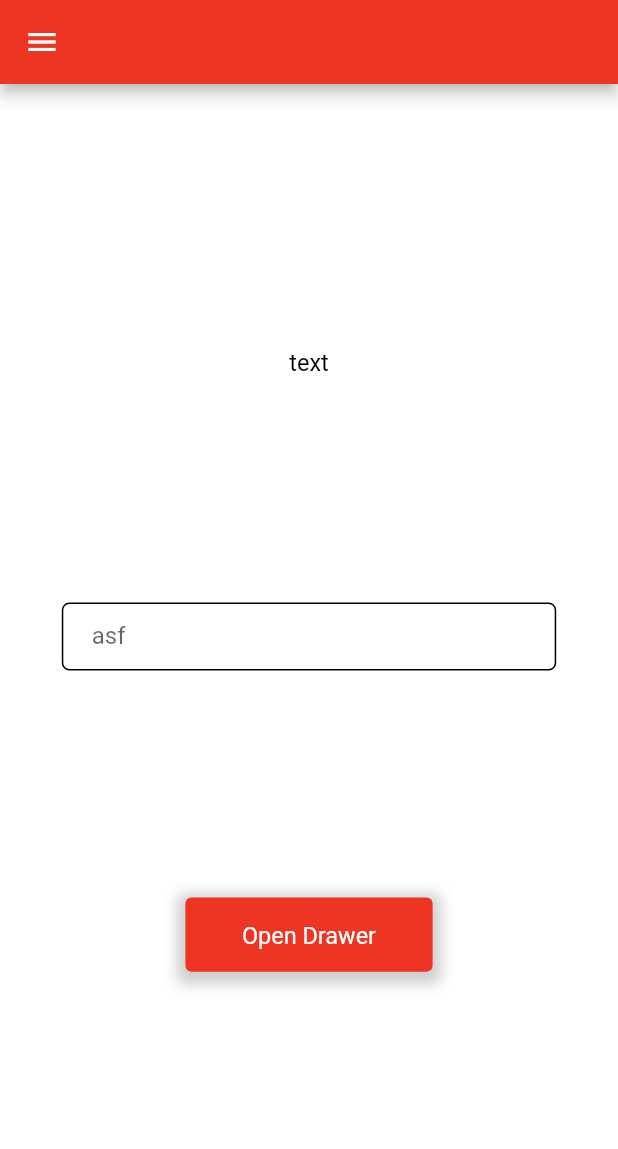
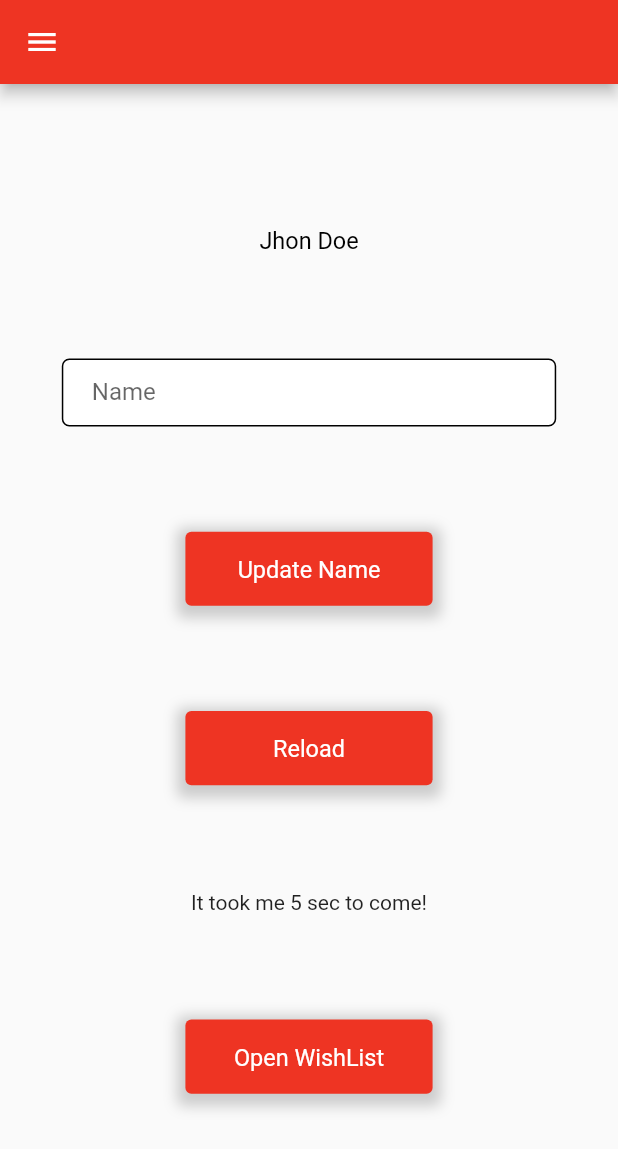
Before and after one commit to M-Talha4/Flutter, a Flutter app: the screen it shows after launch, on a phone screen of 412 x 824 dp. Shown: the top 1149 px of the screen. Run offline on Flutter 3.47's test engine with Material 2 defaults, Android fonts, the phone set to English and light mode, and no system bars; our stand-ins replace get.

Commit message:
update 08 10 2023

```diff
--- /dev/null
+++ b/lib/controller/homescreen_controller.dart
@@ -0,0 +1,67 @@
+import 'dart:math';
+import 'package:flutter/material.dart';
+import 'package:get/get.dart';
+import '../views/home/homecreen.dart';
+import '../views/wishlist.dart';
+
+class HomeScreenController extends GetxController {
+  // static GetxController get to => Get.find();
+
+  late List<Widget> pages;
+  late Widget content;
+
+  @override
+  void onInit() {
+    super.onInit();
+    pages = [
+      const HomeScreen(),
+      const WishList(),
+    ];
+    content = pages[0];
+  }
+
+  void setCurrentPage(String page) {
+    switch (page) {
+      case "home":
+        content = pages[0];
+        break;
+      case "wishlist":
+        content = pages[1];
+        break;
+      default:
+        content = pages[0];
+    }
+    update(); // Call update to inform GetX that the state has changed.
+  }
+
+// Home Screen ...........................................................................
+
+  var name = "Jhon Doe".obs;
+  updateName(value) {
+    name = value;
+    update();
+  }
+
+  late Future<String> lazyValue = alwaysLate(); //State variable for our future
+
+  Future<String> alwaysLate() {
+    Duration duration = Duration(
+      seconds: 3 + Random().nextInt(7),
+    );
+    return Future.delayed(
+        duration, () => "It took me ${duration.inSeconds} sec to come!");
+  }
+
+  // Wishlist Screen ..............................................
+
+  var count = 0;
+  increment() {
+    count++;
+    update();
+  }
+
+  decrement() {
+    count--;
+    update();
+  }
+}
--- a/lib/routes/routes.dart
+++ b/lib/routes/routes.dart
@@ -1,7 +1,7 @@
-import 'package:flutter_git/views/wishlist.dart';
-import 'package:flutter_git/widgets/custom_drawer.dart';
+import '../views/wishlist.dart';
+import '../widgets/custom_drawer.dart';
+import '../views/home.dart';
 import 'package:get/get_navigation/get_navigation.dart';
-import '../views/homescreen.dart';
 import 'routes_name.dart';
 
 class AppRoutes {
@@ -13,13 +13,13 @@ class AppRoutes {
     ),
     GetPage(
       name: Routes.home,
-      page: () => const HomeScreen(),
-      transition: Transition.leftToRight,
+      page: () => const Home(),
+      transition: Transition.noTransition,
     ),
     GetPage(
       name: Routes.wishlist,
       page: () => const WishList(),
-      transition: Transition.leftToRight,
+      transition: Transition.zoom,
     ),
   ];
 }
--- /dev/null
+++ b/lib/views/home.dart
@@ -0,0 +1,28 @@
+import 'package:flutter/material.dart';
+import 'package:get/get.dart';
+import '../utils/colors.dart';
+import '../widgets/custom_drawer.dart';
+import '../controller/homescreen_controller.dart';
+
+class Home extends StatelessWidget {
+  const Home({super.key});
+
+  @override
+  Widget build(BuildContext context) {
+    // final GlobalKey<ScaffoldState> scaffoldKey = GlobalKey<ScaffoldState>();
+    final homeController = Get.put(HomeScreenController());
+
+    return SafeArea(
+        child: Scaffold(
+      backgroundColor: white,
+      // key: scaffoldKey,
+      appBar: AppBar(),
+      drawer: const DrawerPage(),
+      body: GetBuilder<HomeScreenController>(
+        builder: (obj) {
+          return homeController.content;
+        },
+      ),
+    ));
+  }
+}
--- /dev/null
+++ b/lib/views/home/homecreen.dart
@@ -0,0 +1,94 @@
+import 'package:flutter/material.dart';
+import 'package:get/get.dart';
+import '../../controller/homescreen_controller.dart';
+import '../../routes/routes_name.dart';
+import '../../utils/colors.dart';
+import '../../widgets/custom_button.dart';
+import '../../widgets/custom_text.dart';
+import '../../widgets/custom_text_form_field.dart';
+
+class HomeScreen extends StatelessWidget {
+  const HomeScreen({super.key});
+
+  @override
+  Widget build(BuildContext context) {
+    final homeScreenController = Get.put(HomeScreenController());
+    final textFieldControler = TextEditingController();
+    final width = MediaQuery.of(context).size.width;
+    final height = MediaQuery.of(context).size.height;
+
+    return SafeArea(
+        child: Scaffold(
+            body: Padding(
+      padding: EdgeInsets.symmetric(
+          horizontal: width * 0.1, vertical: height * 0.03),
+      child: SizedBox(
+        width: width,
+        height: height,
+        child: GetBuilder<HomeScreenController>(
+          builder: (controller) {
+            return Column(
+              mainAxisAlignment: MainAxisAlignment.spaceEvenly,
+              children: [
+                cText(
+                  text: "${homeScreenController.name}",
+                ),
+                RectangularTextFormField(
+                  controller: textFieldControler,
+                  showlabel: true,
+                  label: "Name",
+                  hint: "fgsg",
+                  bordercolor: black,
+                ),
+                Center(
+                  child: CustomButton(
+                      onTap: () {
+                        // scaffoldKey.currentState?.openDrawer();
+
+                        if (textFieldControler.text.isEmpty) {
+                        } else {
+                          homeScreenController.name.value =
+                              textFieldControler.text;
+                          homeScreenController.update();
+                          // textFieldControler.text = "";
+                          textFieldControler.clear();
+                          // textFieldControler.dispose();
+                        }
+                      },
+                      text: "Update Name"),
+                ),
+                Center(
+                  child: CustomButton(
+                      onTap: () {
+                        // scaffoldKey.currentState?.openDrawer();
+                        Get.offAllNamed(Routes.home);
+                      },
+                      text: "Reload"),
+                ),
+                FutureBuilder<String>(
+                  future: homeScreenController.lazyValue,
+                  builder: (context, snapshot) {
+                    if (snapshot.hasData) {
+                      return Text(snapshot.data!);
+                    } else {
+                      return const CircularProgressIndicator();
+                    }
+                  },
+                ),
+                Center(
+                  child: CustomButton(
+                      onTap: () {
+                        // scaffoldKey.currentState?.openDrawer();
+                        print("object");
+                        homeScreenController.setCurrentPage("wishlist");
+                      },
+                      text: "Open WishList"),
+                ),
+              ],
+            );
+          },
+        ),
+      ),
+    )));
+  }
+}
--- a/lib/views/homescreen.dart
+++ /dev/null
@@ -1,56 +0,0 @@
-import 'package:flutter/material.dart';
-import 'package:flutter_git/routes/routes_name.dart';
-import 'package:flutter_git/utils/colors.dart';
-import 'package:get/get.dart';
-import '../widgets/custom_button.dart';
-import '../widgets/custom_text.dart';
-import '../widgets/custom_text_form_field.dart';
-import '../widgets/custom_drawer.dart';
-
-class HomeScreen extends StatelessWidget {
-  const HomeScreen({super.key});
-
-  @override
-  Widget build(BuildContext context) {
-    final GlobalKey<ScaffoldState> scaffoldKey = GlobalKey<ScaffoldState>();
-    final width = MediaQuery.of(context).size.width;
-    final height = MediaQuery.of(context).size.height;
-
-    return SafeArea(
-        child: Scaffold(
-            backgroundColor: white,
-            key: scaffoldKey,
-            appBar: AppBar(),
-            drawer: const DrawerPage(),
-            body: Padding(
-              padding: EdgeInsets.symmetric(
-                  horizontal: width * 0.1, vertical: height * 0.03),
-              child: SizedBox(
-                width: width,
-                height: height,
-                child: Column(
-                  mainAxisAlignment: MainAxisAlignment.spaceEvenly,
-                  children: [
-                    const cText(
-                      text: "text",
-                    ),
-                    RectangularTextFormField(
-                      showlabel: true,
-                      label: "asf",
-                      hint: "fgsg",
-                      bordercolor: black,
-                    ),
-                    Center(
-                      child: CustomButton(
-                          onTap: () {
-                            // scaffoldKey.currentState?.openDrawer();
-                            Get.toNamed(Routes.wishlist);
-                          },
-                          text: "Open Drawer"),
-                    ),
-                  ],
-                ),
-              ),
-            )));
-  }
-}
```
Also changed, not shown: lib/controller/whishlist_controller.dart (deleted, +0 -11 lines), lib/views/wishlist.dart (+40 -22 lines).
